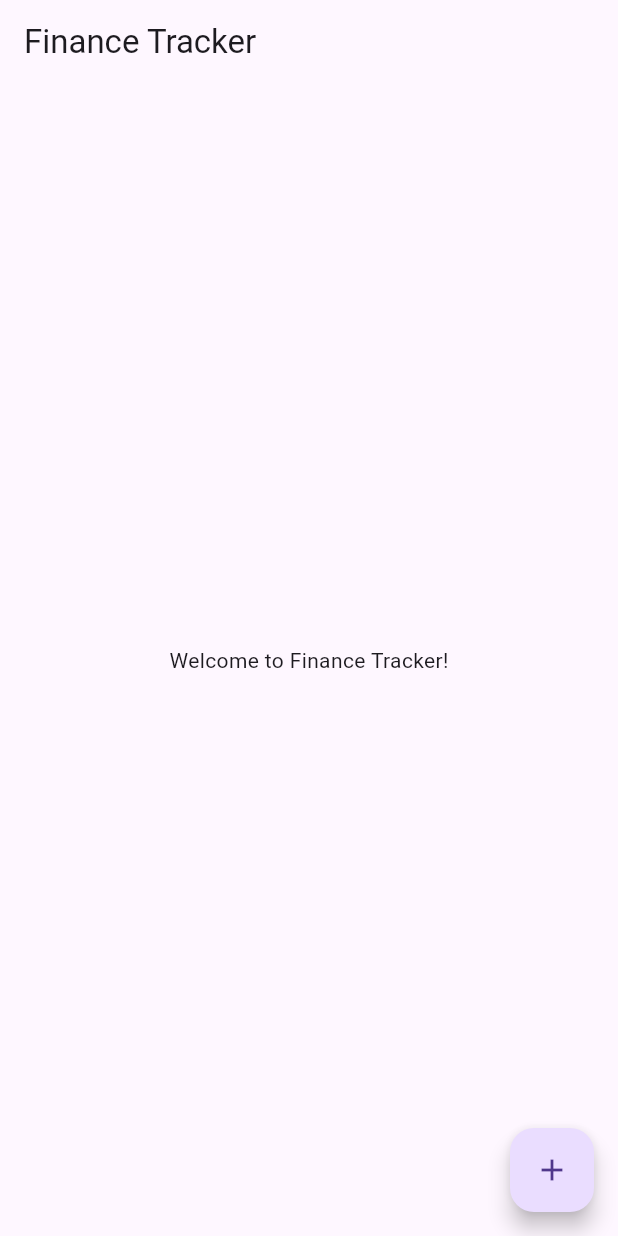
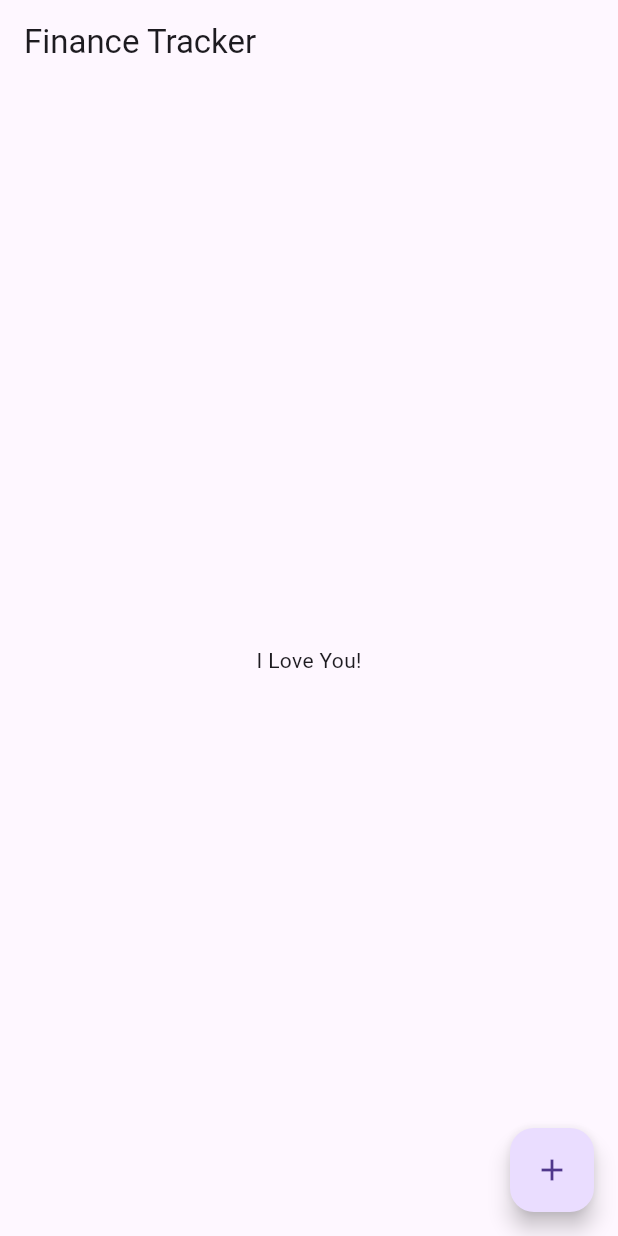
Before and after one commit to Susadi11/Flutter-Expense-Tracker, a Flutter app: the screen it shows after launch, on a phone screen of 412 x 824 dp. Run offline on Flutter 3.47's test engine with Material 3 defaults, Android fonts, the phone set to English and light mode, and no system bars.

Commit message:
change text

```diff
--- a/expense_tracker/lib/main.dart
+++ b/expense_tracker/lib/main.dart
@@ -25,7 +25,7 @@ class HomePage extends StatelessWidget {
         title: Text('Finance Tracker'),
       ),
       body: Center(
-        child: Text('Welcome to Finance Tracker!'),
+        child: Text('I Love You!'),
       ),
       floatingActionButton: FloatingActionButton(
         onPressed: () {
```
